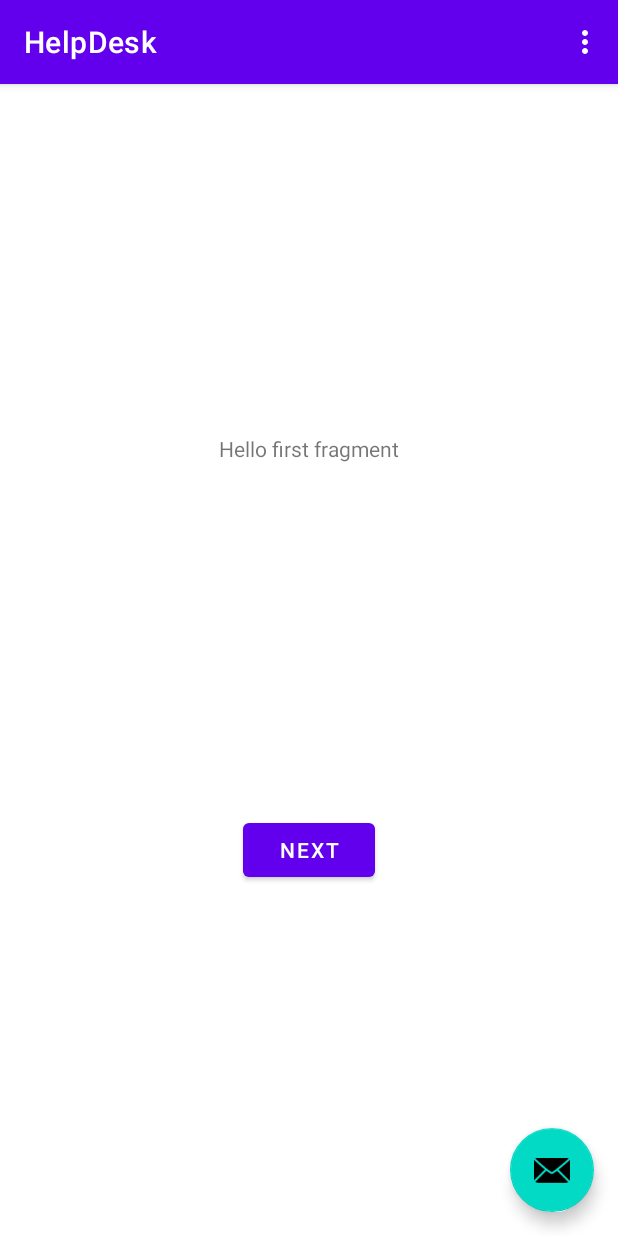
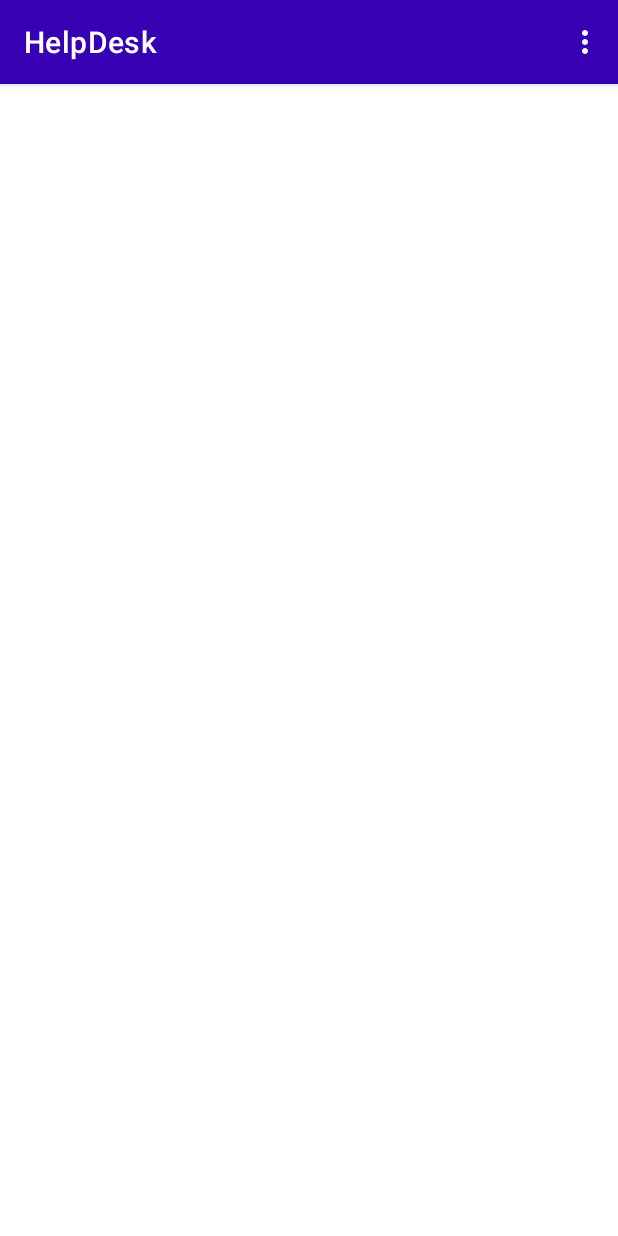
Before and after one commit to danimc/KotlinHelpDesk, an Android app: the screen it shows after launch (MainActivity), on a phone screen of 412 x 824 dp. Run offline under Robolectric (Android 15) with nearby library versions, the phone set to English and light mode, and no system bars.

Commit message:
limpiando repo

```diff
--- a/app/src/main/java/com/danymc/helpdesk/FirstFragment.kt
+++ b/app/src/main/java/com/danymc/helpdesk/FirstFragment.kt
@@ -24,8 +24,6 @@ class FirstFragment : Fragment() {
     override fun onViewCreated(view: View, savedInstanceState: Bundle?) {
         super.onViewCreated(view, savedInstanceState)
 
-        view.findViewById<Button>(R.id.button_first).setOnClickListener {
-            findNavController().navigate(R.id.action_FirstFragment_to_SecondFragment)
-        }
+
     }
 }
--- a/app/src/main/java/com/danymc/helpdesk/MainActivity.kt
+++ b/app/src/main/java/com/danymc/helpdesk/MainActivity.kt
@@ -14,10 +14,6 @@ class MainActivity : AppCompatActivity() {
         setContentView(R.layout.activity_main)
         setSupportActionBar(findViewById(R.id.toolbar))
 
-        findViewById<FloatingActionButton>(R.id.fab).setOnClickListener { view ->
-            Snackbar.make(view, "Replace with your own action", Snackbar.LENGTH_LONG)
-                    .setAction("Action", null).show()
-        }
     }
 
     override fun onCreateOptionsMenu(menu: Menu): Boolean {
--- a/app/src/main/res/layout/activity_main.xml
+++ b/app/src/main/res/layout/activity_main.xml
@@ -15,19 +15,11 @@
             android:id="@+id/toolbar"
             android:layout_width="match_parent"
             android:layout_height="?attr/actionBarSize"
-            android:background="?attr/colorPrimary"
+            android:background="@color/design_default_color_primary_variant"
             app:popupTheme="@style/Theme.HelpDesk.PopupOverlay" />
 
     </com.google.android.material.appbar.AppBarLayout>
 
     <include layout="@layout/content_main" />
 
-    <com.google.android.material.floatingactionbutton.FloatingActionButton
-        android:id="@+id/fab"
-        android:layout_width="wrap_content"
-        android:layout_height="wrap_content"
-        android:layout_gravity="bottom|end"
-        android:layout_margin="@dimen/fab_margin"
-        app:srcCompat="@android:drawable/ic_dialog_email" />
-
 </androidx.coordinatorlayout.widget.CoordinatorLayout>
--- a/app/src/main/res/layout/content_main.xml
+++ b/app/src/main/res/layout/content_main.xml
@@ -12,8 +12,10 @@
         android:layout_height="0dp"
         app:defaultNavHost="true"
         app:layout_constraintBottom_toBottomOf="parent"
+        app:layout_constraintHorizontal_bias="1.0"
         app:layout_constraintLeft_toLeftOf="parent"
         app:layout_constraintRight_toRightOf="parent"
         app:layout_constraintTop_toTopOf="parent"
+        app:layout_constraintVertical_bias="1.0"
         app:navGraph="@navigation/nav_graph" />
 </androidx.constraintlayout.widget.ConstraintLayout>
--- a/app/src/main/res/layout/fragment_first.xml
+++ b/app/src/main/res/layout/fragment_first.xml
@@ -4,25 +4,4 @@
     xmlns:tools="http://schemas.android.com/tools"
     android:layout_width="match_parent"
     android:layout_height="match_parent"
-    tools:context=".FirstFragment">
-
-    <TextView
-        android:id="@+id/textview_first"
-        android:layout_width="wrap_content"
-        android:layout_height="wrap_content"
-        android:text="@string/hello_first_fragment"
-        app:layout_constraintBottom_toTopOf="@id/button_first"
-        app:layout_constraintEnd_toEndOf="parent"
-        app:layout_constraintStart_toStartOf="parent"
-        app:layout_constraintTop_toTopOf="parent" />
-
-    <Button
-        android:id="@+id/button_first"
-        android:layout_width="wrap_content"
-        android:layout_height="wrap_content"
-        android:text="@string/next"
-        app:layout_constraintBottom_toBottomOf="parent"
-        app:layout_constraintEnd_toEndOf="parent"
-        app:layout_constraintStart_toStartOf="parent"
-        app:layout_constraintTop_toBottomOf="@id/textview_first" />
-</androidx.constraintlayout.widget.ConstraintLayout>
+    tools:context=".FirstFragment"/>
```
